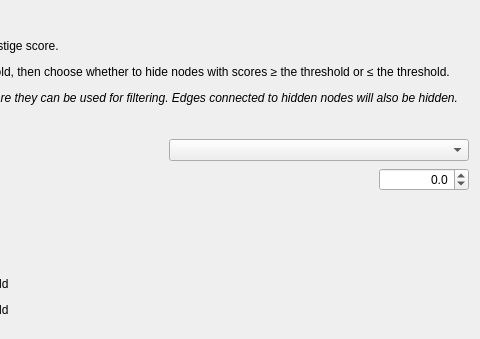
First picture: the form in src/forms/dialogfilternodesbycentrality.ui, repository socnetv/app, before the edit; both pictures show x 209 to 689 and y 0 to 339 of the 689 by 487 pixel window.
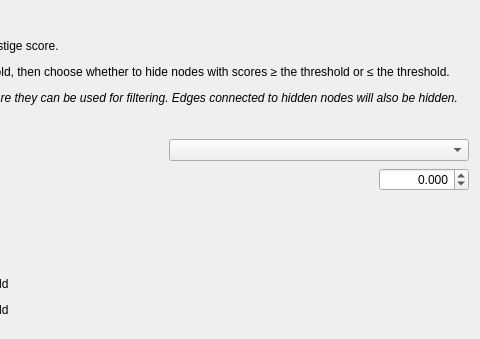
Second picture: the form after the edit.

Commit message: FilterNodesDialogByCentrality | increase max and decimals [ci]

Patch:
```diff
--- a/src/forms/dialogfilternodesbycentrality.ui
+++ b/src/forms/dialogfilternodesbycentrality.ui
@@ -77,11 +77,14 @@
         <set>Qt::AlignmentFlag::AlignRight|Qt::AlignmentFlag::AlignTrailing|Qt::AlignmentFlag::AlignVCenter</set>
        </property>
        <property name="decimals">
-        <number>1</number>
+        <number>3</number>
        </property>
        <property name="minimum">
         <double>-100.000000000000000</double>
        </property>
+       <property name="maximum">
+        <double>10000.000000000000000</double>
+       </property>
       </widget>
      </item>
     </layout>
```
